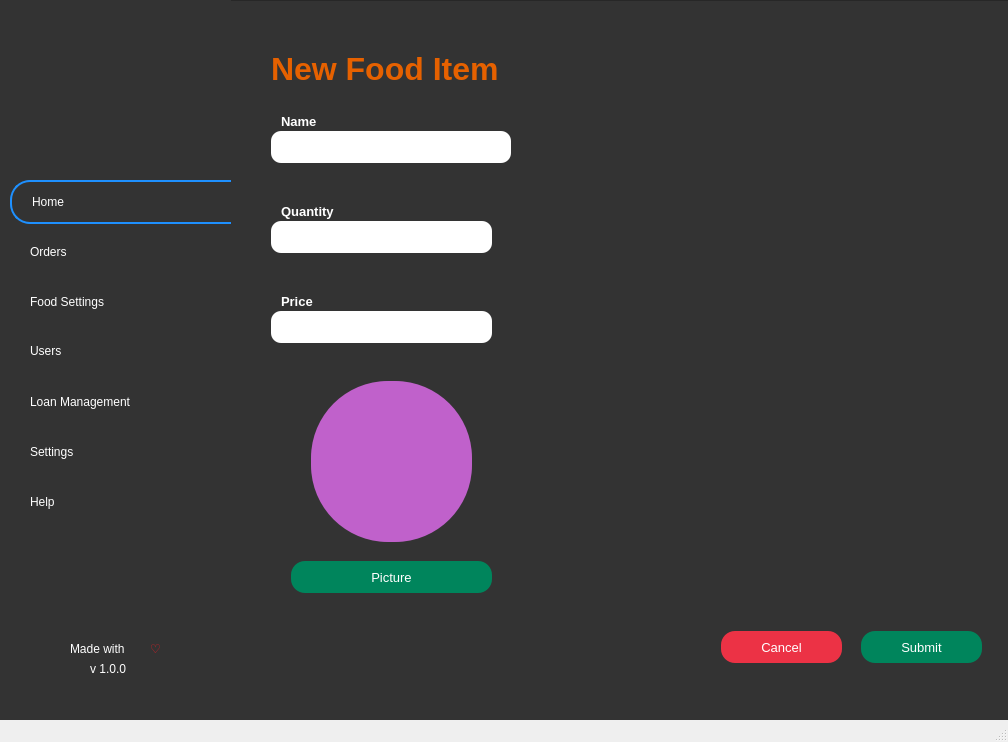
Above: home.ui from jibrankhalil-jk/CafeKit before the change. Below: the same form after it.
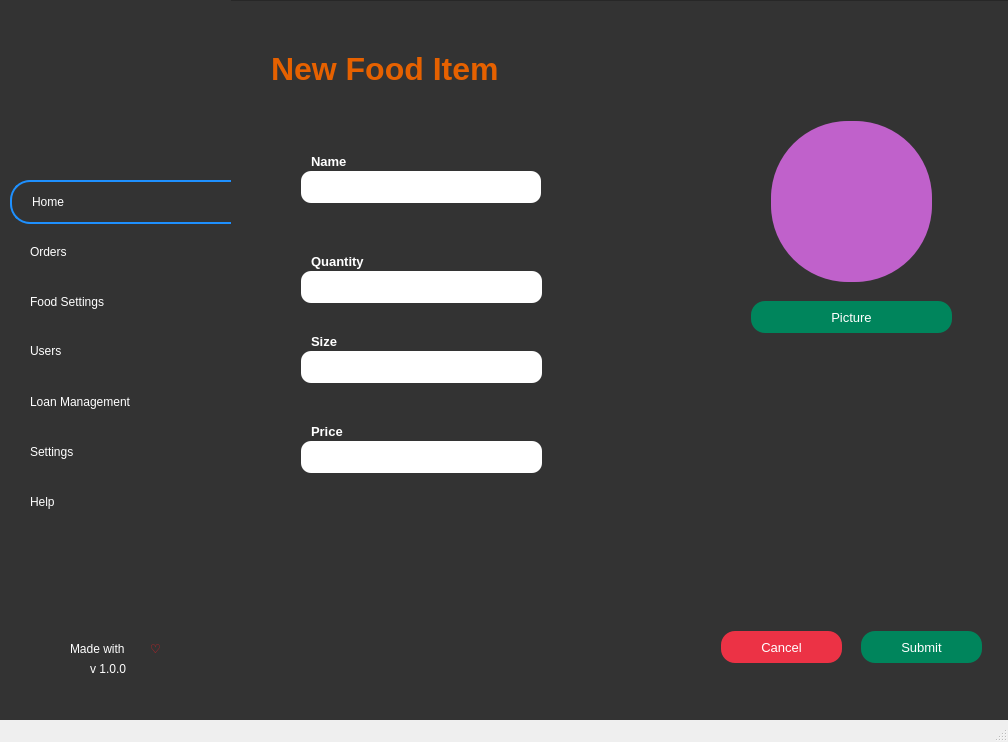
That is the form after the change. The open tabs and pages were chosen to show the change. Icons and pictures are not drawn.

Commit message: food and category ui

The edit to the form file:
```diff
--- a/home.ui
+++ b/home.ui
@@ -2402,8 +2402,8 @@
      <widget class="QPushButton" name="foodItemPicture">
       <property name="geometry">
        <rect>
-        <x>60</x>
-        <y>560</y>
+        <x>520</x>
+        <y>300</y>
         <width>201</width>
         <height>32</height>
        </rect>
@@ -2445,8 +2445,8 @@
      <widget class="QLabel" name="id_8">
       <property name="geometry">
        <rect>
-        <x>50</x>
-        <y>110</y>
+        <x>80</x>
+        <y>150</y>
         <width>141</width>
         <height>21</height>
        </rect>
@@ -2464,8 +2464,8 @@
      <widget class="QLabel" name="id_9">
       <property name="geometry">
        <rect>
-        <x>50</x>
-        <y>200</y>
+        <x>80</x>
+        <y>330</y>
         <width>141</width>
         <height>21</height>
        </rect>
@@ -2477,14 +2477,14 @@
        </font>
       </property>
       <property name="text">
-       <string>&lt;html&gt;&lt;head/&gt;&lt;body&gt;&lt;p&gt;&lt;span style=&quot; color:#ffffff;&quot;&gt;Quantity&lt;/span&gt;&lt;/p&gt;&lt;/body&gt;&lt;/html&gt;</string>
+       <string>&lt;html&gt;&lt;head/&gt;&lt;body&gt;&lt;p&gt;&lt;span style=&quot; color:#ffffff;&quot;&gt;Size&lt;/span&gt;&lt;/p&gt;&lt;/body&gt;&lt;/html&gt;</string>
       </property>
      </widget>
      <widget class="QLabel" name="userprofilepctureview_2">
       <property name="geometry">
        <rect>
-        <x>80</x>
-        <y>380</y>
+        <x>540</x>
+        <y>120</y>
         <width>161</width>
         <height>161</height>
        </rect>
@@ -2552,9 +2552,9 @@
      <widget class="QLineEdit" name="empEmail_2">
       <property name="geometry">
        <rect>
-        <x>40</x>
-        <y>220</y>
-        <width>221</width>
+        <x>70</x>
+        <y>350</y>
+        <width>241</width>
         <height>32</height>
        </rect>
       </property>
@@ -2619,8 +2619,8 @@
      <widget class="QLineEdit" name="empName_2">
       <property name="geometry">
        <rect>
-        <x>40</x>
-        <y>130</y>
+        <x>70</x>
+        <y>170</y>
         <width>240</width>
         <height>32</height>
        </rect>
@@ -2646,8 +2646,8 @@
      <widget class="QLabel" name="id_15">
       <property name="geometry">
        <rect>
-        <x>50</x>
-        <y>290</y>
+        <x>80</x>
+        <y>420</y>
         <width>141</width>
         <height>21</height>
        </rect>
@@ -2665,9 +2665,52 @@
      <widget class="QLineEdit" name="empEmail_3">
       <property name="geometry">
        <rect>
-        <x>40</x>
-        <y>310</y>
-        <width>221</width>
+        <x>70</x>
+        <y>440</y>
+        <width>241</width>
+        <height>32</height>
+       </rect>
+      </property>
+      <property name="font">
+       <font>
+        <family>Arial</family>
+        <pointsize>10</pointsize>
+       </font>
+      </property>
+      <property name="styleSheet">
+       <string notr="true">background:white;
+color:black;
+border:none;
+padding-left:12px;
+border-radius: 10px;
+</string>
+      </property>
+     </widget>
+     <widget class="QLabel" name="id_16">
+      <property name="geometry">
+       <rect>
+        <x>80</x>
+        <y>250</y>
+        <width>141</width>
+        <height>21</height>
+       </rect>
+      </property>
+      <property name="font">
+       <font>
+        <pointsize>10</pointsize>
+        <bold>true</bold>
+       </font>
+      </property>
+      <property name="text">
+       <string>&lt;html&gt;&lt;head/&gt;&lt;body&gt;&lt;p&gt;&lt;span style=&quot; color:#ffffff;&quot;&gt;Quantity&lt;/span&gt;&lt;/p&gt;&lt;/body&gt;&lt;/html&gt;</string>
+      </property>
+     </widget>
+     <widget class="QLineEdit" name="newFoodItemQuantity">
+      <property name="geometry">
+       <rect>
+        <x>70</x>
+        <y>270</y>
+        <width>241</width>
         <height>32</height>
        </rect>
       </property>
```
Left out of the diff: 23 changed lines with no effect on the pictures. The commit also changes 5 other files.
